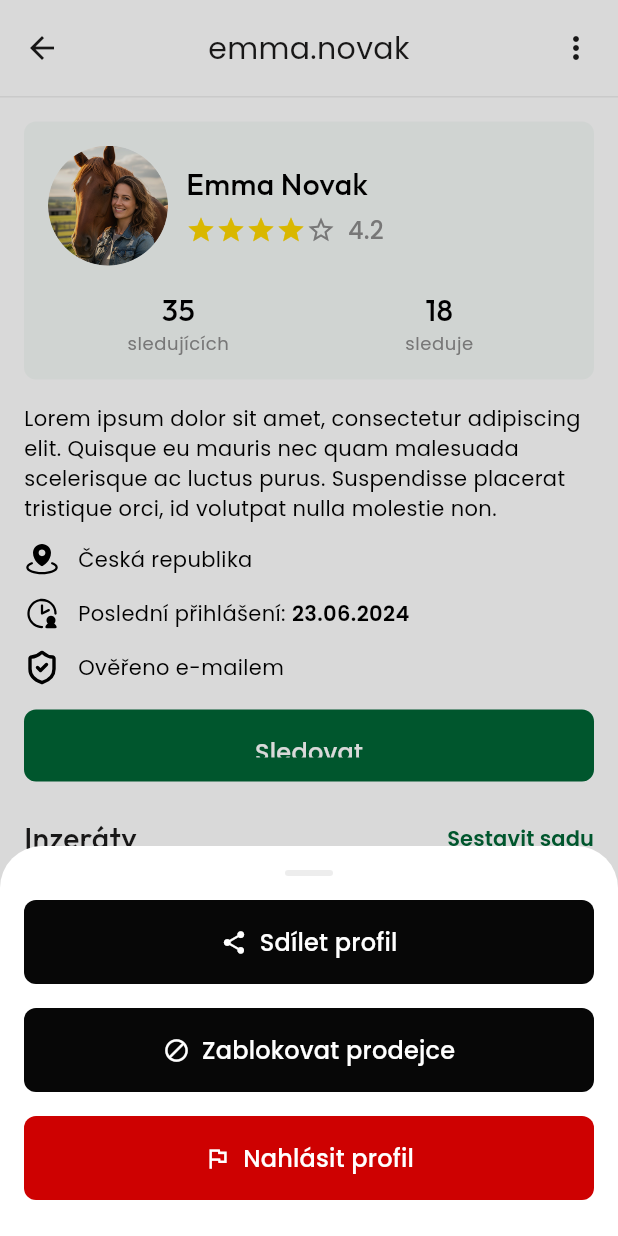
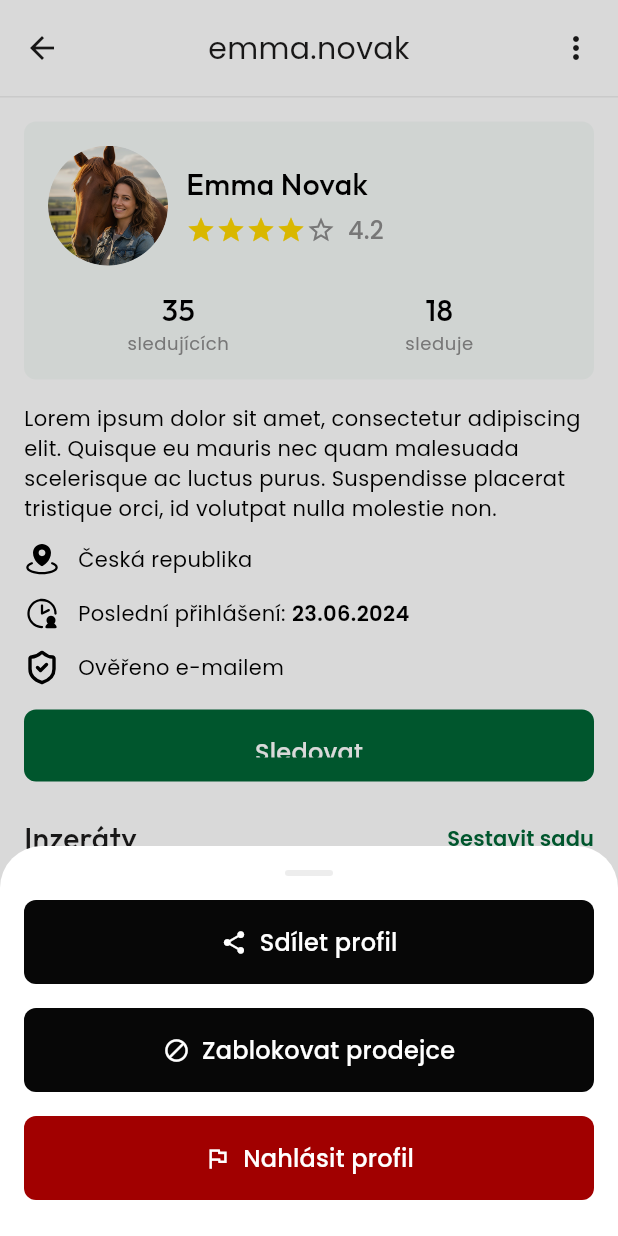
Before and after one commit to martintellinger/eqqu, a Flutter app: the BuyerViewSellerScreen screen opened directly, after a tap on the "more vert" icon, on a phone screen of 412 x 824 dp. Run offline on Flutter 3.47's test engine with Material 3 defaults, Android fonts, the phone set to English and light mode, and no system bars; our stand-ins replace flutter_svg.

Commit message:
Fix hardcoded colors to use design tokens consistently
- Replace all hardcoded Color(0xFFCE0101) with cs.error across screens
- Replace all Colors.red heart icon colors with cs.error
- Use cs.surfaceContainerHigh instead of hardcoded Color(0xFFF7F7F7) in delete dialog
- Ensures consistent color behavior across light/dark themes

https://claude.ai/code/session_012waFykv5wBbLFNTaJFeXrN

```diff
--- a/lib/screens/buyer_view_seller_screen.dart
+++ b/lib/screens/buyer_view_seller_screen.dart
@@ -100,7 +100,7 @@ class _BuyerViewSellerScreenState extends State<BuyerViewSellerScreen> {
                 cs,
                 Icons.flag_outlined,
                 'Nahlásit profil',
-                const Color(0xFFCE0101),
+                cs.error,
                 Colors.white,
                 () {
                   Navigator.pop(context);
@@ -217,7 +217,7 @@ class _BuyerViewSellerScreenState extends State<BuyerViewSellerScreen> {
                     child: FilledButton(
                       onPressed: () => Navigator.pop(ctx),
                       style: FilledButton.styleFrom(
-                        backgroundColor: const Color(0xFFCE0101),
+                        backgroundColor: cs.error,
                         minimumSize: Size.zero,
                         padding: const EdgeInsets.symmetric(horizontal: 24),
                         shape: RoundedRectangleBorder(
@@ -957,7 +957,7 @@ class _BuyerViewSellerScreenState extends State<BuyerViewSellerScreen> {
                               width: 16,
                               height: 16,
                               colorFilter: ColorFilter.mode(
-                                isFav ? Colors.red : cs.onSecondaryContainer,
+                                isFav ? cs.error : cs.onSecondaryContainer,
                                 BlendMode.srcIn,
                               ),
                             ),
--- a/lib/screens/favorites_screen.dart
+++ b/lib/screens/favorites_screen.dart
@@ -198,7 +198,7 @@ class _FavoritesScreenState extends State<FavoritesScreen> {
           width: 16,
           height: 16,
           colorFilter: ColorFilter.mode(
-            isFav ? Colors.red : cs.onSecondaryContainer,
+            isFav ? cs.error : cs.onSecondaryContainer,
             BlendMode.srcIn,
           ),
         ),
--- a/lib/screens/home_screen.dart
+++ b/lib/screens/home_screen.dart
@@ -831,7 +831,7 @@ class _HomeBodyState extends State<_HomeBody> {
           width: 16,
           height: 16,
           colorFilter: ColorFilter.mode(
-            isFav ? Colors.red : cs.onSecondaryContainer,
+            isFav ? cs.error : cs.onSecondaryContainer,
             BlendMode.srcIn,
           ),
         ),
--- a/lib/screens/product_detail_screen.dart
+++ b/lib/screens/product_detail_screen.dart
@@ -333,7 +333,7 @@ class _ProductDetailScreenState extends State<ProductDetailScreen> {
                       width: 24,
                       height: 24,
                       colorFilter: ColorFilter.mode(
-                        _isFavorite ? Colors.red : cs.onSurface,
+                        _isFavorite ? cs.error : cs.onSurface,
                         BlendMode.srcIn,
                       ),
                     ),
@@ -791,7 +791,7 @@ class _ProductDetailScreenState extends State<ProductDetailScreen> {
                                     width: 16,
                                     height: 16,
                                     colorFilter: ColorFilter.mode(
-                                      isFav ? Colors.red : cs.onSecondaryContainer,
+                                      isFav ? cs.error : cs.onSecondaryContainer,
                                       BlendMode.srcIn,
                                     ),
                                   ),
--- a/lib/screens/seller_profile_screen.dart
+++ b/lib/screens/seller_profile_screen.dart
@@ -481,7 +481,7 @@ class _SellerProfileScreenState extends State<SellerProfileScreen> {
                               width: 16,
                               height: 16,
                               colorFilter: ColorFilter.mode(
-                                isFav ? Colors.red : cs.onSecondaryContainer,
+                                isFav ? cs.error : cs.onSecondaryContainer,
                                 BlendMode.srcIn,
                               ),
                             ),
```
Also changed, not shown: lib/screens/account_settings_screen.dart (+4 -4 lines).
